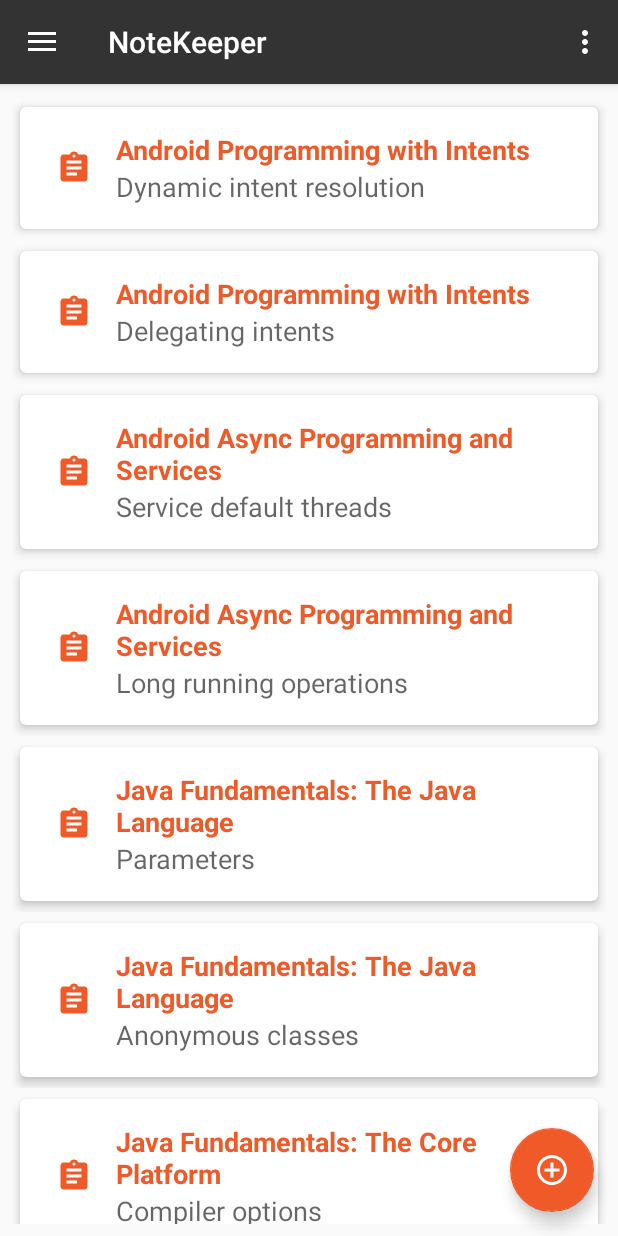
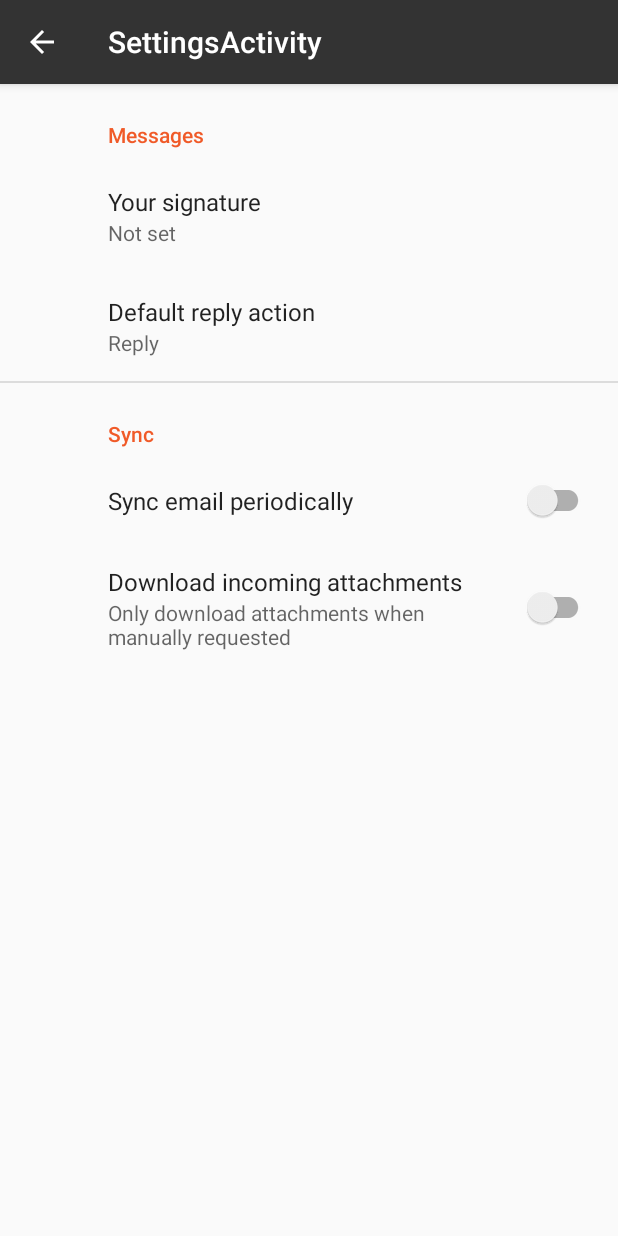
Before and after one commit to aggreyah/NoteKeeper, an Android app: the screen it shows after launch (MainActivity before the commit, SettingsActivity after it), in the options menu, after a tap on "Settings", on a phone screen of 412 x 824 dp. Run offline under Robolectric (Android 15) with nearby library versions, the phone set to English and light mode, and no system bars; our stand-ins replace androidx.preference, navigation-ui.

Commit message:
added a settings activity

```diff
--- a/app/build.gradle
+++ b/app/build.gradle
@@ -33,6 +33,7 @@ dependencies {
     implementation 'androidx.navigation:navigation-ui:2.3.0'
     implementation 'androidx.legacy:legacy-support-v4:1.0.0'
     implementation 'androidx.lifecycle:lifecycle-extensions:2.2.0'
+    implementation 'androidx.preference:preference:1.1.0'
     testImplementation 'junit:junit:4.13'
     androidTestImplementation 'androidx.test.ext:junit:1.1.1'
     androidTestImplementation 'androidx.test.espresso:espresso-core:3.2.0'
--- a/app/src/main/AndroidManifest.xml
+++ b/app/src/main/AndroidManifest.xml
@@ -9,6 +9,9 @@
         android:roundIcon="@mipmap/ic_launcher_round"
         android:supportsRtl="true"
         android:theme="@style/AppTheme">
+        <activity
+            android:name=".SettingsActivity"
+            android:label="@string/title_activity_settings"></activity>
         <activity
             android:name=".MainActivity"
             android:label="@string/app_name"
@@ -22,8 +25,7 @@
         <activity
             android:name=".NoteListActivity"
             android:label="@string/app_name"
-            android:theme="@style/AppTheme.NoActionBar">
-        </activity>
+            android:theme="@style/AppTheme.NoActionBar"></activity>
         <activity
             android:name=".NoteActivity"
             android:label="@string/title_note_activity"
--- a/app/src/main/java/com/aggreyah/notekeeper/MainActivity.java
+++ b/app/src/main/java/com/aggreyah/notekeeper/MainActivity.java
@@ -1,5 +1,6 @@
 package com.aggreyah.notekeeper;
 
+import android.content.ClipData;
 import android.content.Intent;
 import android.os.Bundle;
 import android.view.MenuItem;
@@ -100,6 +101,15 @@ public class MainActivity extends AppCompatActivity implements
         selectNavigationMenuItem(R.id.nav_notes);
     }
 
+    @Override
+    public boolean onOptionsItemSelected(@NonNull MenuItem item) {
+        int id = item.getItemId();
+        if(id == R.id.action_settings){
+            startActivity(new Intent(this, SettingsActivity.class));
+        }
+        return super.onOptionsItemSelected(item);
+    }
+
     private void selectNavigationMenuItem(int id) {
         NavigationView navigationView = findViewById(R.id.nav_view);
         Menu menu = navigationView.getMenu();
--- /dev/null
+++ b/app/src/main/java/com/aggreyah/notekeeper/SettingsActivity.java
@@ -0,0 +1,46 @@
+package com.aggreyah.notekeeper;
+
+import android.os.Bundle;
+import android.view.MenuItem;
+
+import androidx.annotation.NonNull;
+import androidx.appcompat.app.ActionBar;
+import androidx.appcompat.app.AppCompatActivity;
+import androidx.preference.PreferenceFragmentCompat;
+
+public class SettingsActivity extends AppCompatActivity {
+
+    @Override
+    protected void onCreate(Bundle savedInstanceState) {
+        super.onCreate(savedInstanceState);
+        setContentView(R.layout.settings_activity);
+        getSupportFragmentManager()
+                .beginTransaction()
+                .replace(R.id.settings, new SettingsFragment())
+                .commit();
+        ActionBar actionBar = getSupportActionBar();
+        if (actionBar != null) {
+            actionBar.setDisplayHomeAsUpEnabled(true);
+            actionBar.setHomeButtonEnabled(true);
+        }
+    }
+
+    @Override
+    public boolean onOptionsItemSelected(@NonNull MenuItem item) {
+        int id = item.getItemId();
+        if(id == R.id.action_settings){
+            return  true;
+        }else if (id == android.R.id.home){
+            finish();
+            return true;
+        }
+        return super.onOptionsItemSelected(item);
+    }
+
+    public static class SettingsFragment extends PreferenceFragmentCompat {
+        @Override
+        public void onCreatePreferences(Bundle savedInstanceState, String rootKey) {
+            setPreferencesFromResource(R.xml.root_preferences, rootKey);
+        }
+    }
+}
--- /dev/null
+++ b/app/src/main/res/layout/settings_activity.xml
@@ -0,0 +1,9 @@
+<LinearLayout xmlns:android="http://schemas.android.com/apk/res/android"
+    android:layout_width="match_parent"
+    android:layout_height="match_parent">
+
+    <FrameLayout
+        android:id="@+id/settings"
+        android:layout_width="match_parent"
+        android:layout_height="match_parent" />
+</LinearLayout>
--- /dev/null
+++ b/app/src/main/res/values/arrays.xml
@@ -0,0 +1,12 @@
+<resources>
+    <!-- Reply Preference -->
+    <string-array name="reply_entries">
+        <item>Reply</item>
+        <item>Reply to all</item>
+    </string-array>
+
+    <string-array name="reply_values">
+        <item>reply</item>
+        <item>reply_all</item>
+    </string-array>
+</resources>
--- a/app/src/main/res/values/strings.xml
+++ b/app/src/main/res/values/strings.xml
@@ -28,4 +28,20 @@
     <string name="text_note_text">Note text</string>
     <string name="nav_send_message">Send</string>
     <string name="nav_share_message">Don\'t you think you\'ve shared enough</string>
+    <string name="title_activity_settings">SettingsActivity</string>
+
+    <!-- Preference Titles -->
+    <string name="messages_header">Messages</string>
+    <string name="sync_header">Sync</string>
+
+    <!-- Messages Preferences -->
+    <string name="signature_title">Your signature</string>
+    <string name="reply_title">Default reply action</string>
+
+    <!-- Sync Preferences -->
+    <string name="sync_title">Sync email periodically</string>
+    <string name="attachment_title">Download incoming attachments</string>
+    <string name="attachment_summary_on">Automatically download attachments for incoming emails
+    </string>
+    <string name="attachment_summary_off">Only download attachments when manually requested</string>
 </resources>
--- /dev/null
+++ b/app/src/main/res/xml/root_preferences.xml
@@ -0,0 +1,35 @@
+<PreferenceScreen xmlns:app="http://schemas.android.com/apk/res-auto">
+
+    <PreferenceCategory app:title="@string/messages_header">
+
+        <EditTextPreference
+            app:key="signature"
+            app:title="@string/signature_title"
+            app:useSimpleSummaryProvider="true" />
+
+        <ListPreference
+            app:defaultValue="reply"
+            app:entries="@array/reply_entries"
+            app:entryValues="@array/reply_values"
+            app:key="reply"
+            app:title="@string/reply_title"
+            app:useSimpleSummaryProvider="true" />
+
+    </PreferenceCategory>
+
+    <PreferenceCategory app:title="@string/sync_header">
+
+        <SwitchPreferenceCompat
+            app:key="sync"
+            app:title="@string/sync_title" />
+
+        <SwitchPreferenceCompat
+            app:dependency="sync"
+            app:key="attachment"
+            app:summaryOff="@string/attachment_summary_off"
+            app:summaryOn="@string/attachment_summary_on"
+            app:title="@string/attachment_title" />
+
+    </PreferenceCategory>
+
+</PreferenceScreen>
```
